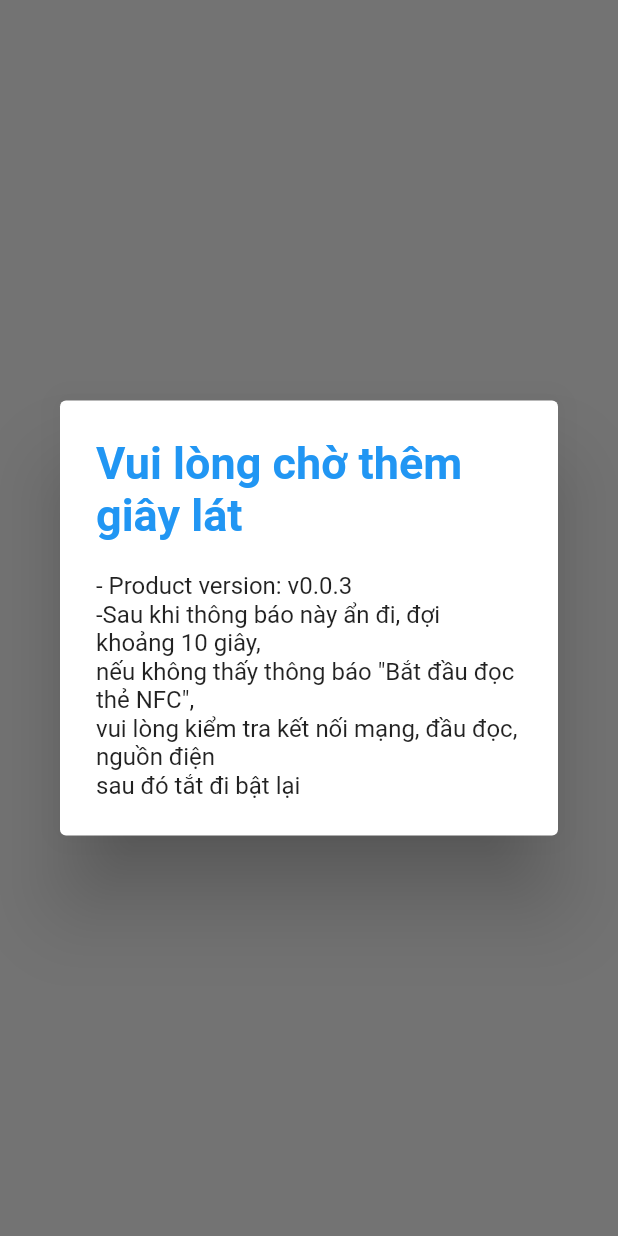
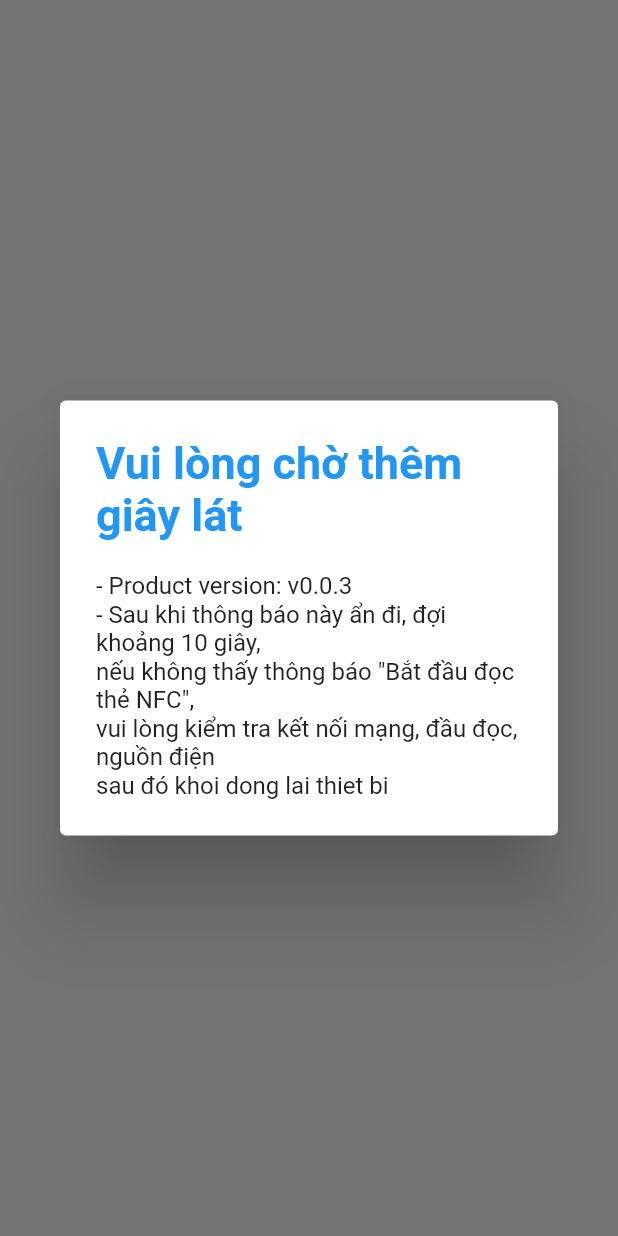
Before and after one commit to SontranBK/pi_card_reader, a Flutter app: the MessageList widget shown alone on an empty page, opened directly, on a phone screen of 412 x 824 dp. Run offline on Flutter 3.47's test engine with Material 2 defaults, Android fonts, the light colour scheme and no system bars; our stand-ins replace firebase_core, firebase_messaging, flutter_local_notifications; missing offline and left inert: dart:html; accounts and stored records are empty.

Commit message:
Update error notification

```diff
--- a/lib/message_list.dart
+++ b/lib/message_list.dart
@@ -2,6 +2,8 @@
 
 import 'package:firebase_messaging/firebase_messaging.dart';
 import 'package:flutter/material.dart';
+
+
 
 /// Listens for incoming foreground messages and displays them in a list.
 class MessageList extends StatefulWidget {
@@ -13,6 +15,25 @@ class _MessageList extends State<MessageList> {
   //RemoteMessage mymess = RemoteMessage();
   RemoteNotification Noti = RemoteNotification();
   //List<RemoteMessage> mymess = [];
+
+  void _showStartDialog(){
+	showDialog(
+            context: context,
+            builder: (context) {
+              Future.delayed(Duration(seconds: 30), () {
+                Navigator.of(context).pop(true);
+              });
+              return AlertDialog(
+                title: Text('Vui lòng chờ thêm giây lát',
+                  style: TextStyle(color: Colors.blue,
+                      fontSize: 30,
+                      fontWeight: FontWeight.bold),
+                ),
+                content: Text('- Product version: v0.0.3\n- Sau khi thông báo này ẩn đi, đợi khoảng 10 giây,\nnếu không thấy thông báo "Bắt đầu đọc thẻ NFC",\nvui lòng kiểm tra kết nối mạng, đầu đọc, nguồn điện\nsau đó khoi dong lai thiet bi'),
+              );
+            }
+        );
+   }
 
   @override
   void initState() {
@@ -26,28 +47,13 @@ class _MessageList extends State<MessageList> {
     fontFamily: 'Dosis', fontWeight: FontWeight.w400,
     );
 
-    showDialog(
-            context: context,
-            builder: (context) {
-              Future.delayed(Duration(seconds: 30), () {
-                Navigator.of(context).pop(true);
-              });
-              return AlertDialog(
-                title: Text('Vui lòng chờ thêm giây lát',
-                  style: TextStyle(color: Colors.blue,
-                      fontSize: 30,
-                      fontWeight: FontWeight.bold),
-                ),
-                content: Text('- Product version: v0.0.3\n-Sau khi thông báo này ẩn đi, đợi khoảng 10 giây,\nnếu không thấy thông báo "Bắt đầu đọc thẻ NFC",\nvui lòng kiểm tra kết nối mạng, đầu đọc, nguồn điện\nsau đó tắt đi bật lại'),
-              );
-            }
-        );
+    Future(_showStartDialog);
+
 
     FirebaseMessaging.onMessage.listen((RemoteMessage message) {
       Noti = message.notification ?? RemoteNotification();
       String? titleOfNoti = Noti.title ?? '';
       String? bodyOfNoti = Noti.body ?? '';
-
 
       print(bodyOfNoti);
       if (titleOfNoti == 'Start: Start using NFC reader') {
@@ -60,10 +66,10 @@ class _MessageList extends State<MessageList> {
               return AlertDialog(
                 title: Text(bodyOfNoti,
                   style: TextStyle(color: Colors.blue,
-                      fontSize: 30,
+                      fontSize: 25,
                       fontWeight: FontWeight.bold),
                 ),
-                content: Text('Quá trình khởi động hoàn tất\nBắt đầu đọc thẻ NFC'),
+                content: Text('Quá trình khởi động hoàn tất\nBắt đầu đọc thẻ NFC\nsau khi thong bao nay an di'),
               );
             }
         );
@@ -82,7 +88,7 @@ class _MessageList extends State<MessageList> {
                       fontSize: 30,
                       fontWeight: FontWeight.bold),
                 ),
-                content: Text('Lỗi: Không thể kết nối với đầu đọc, vui lòng:\n- Kiểm tra lại giắc cắm đầu đọc\n- Rút đầu đọc và cắm lại'),
+                content: Text('Lỗi: Không thể kết nối với đầu đọc, vui lòng:\n1) Kiểm tra lại giắc cắm đầu đọc\n2) Rút đầu đọc và cắm lại\n3) Kiem tra nguon dien cua dau doc\n4) Khoi dong lai thiet bi'),
               );
             }
         );
@@ -102,7 +108,7 @@ class _MessageList extends State<MessageList> {
                       fontSize: 30,
                       fontWeight: FontWeight.bold),
                 ),
-                content: Text('LỖI: Không thể kết nối với server, vui lòng:\nkiểm tra lại đường truyền mạng'),
+                content: Text('LỖI: Không thể kết nối với server, vui lòng:\n1) Kiểm tra lại đường truyền mạng\n2) Lien he voi ki thuat vien'),
               );
             }
         );
```
